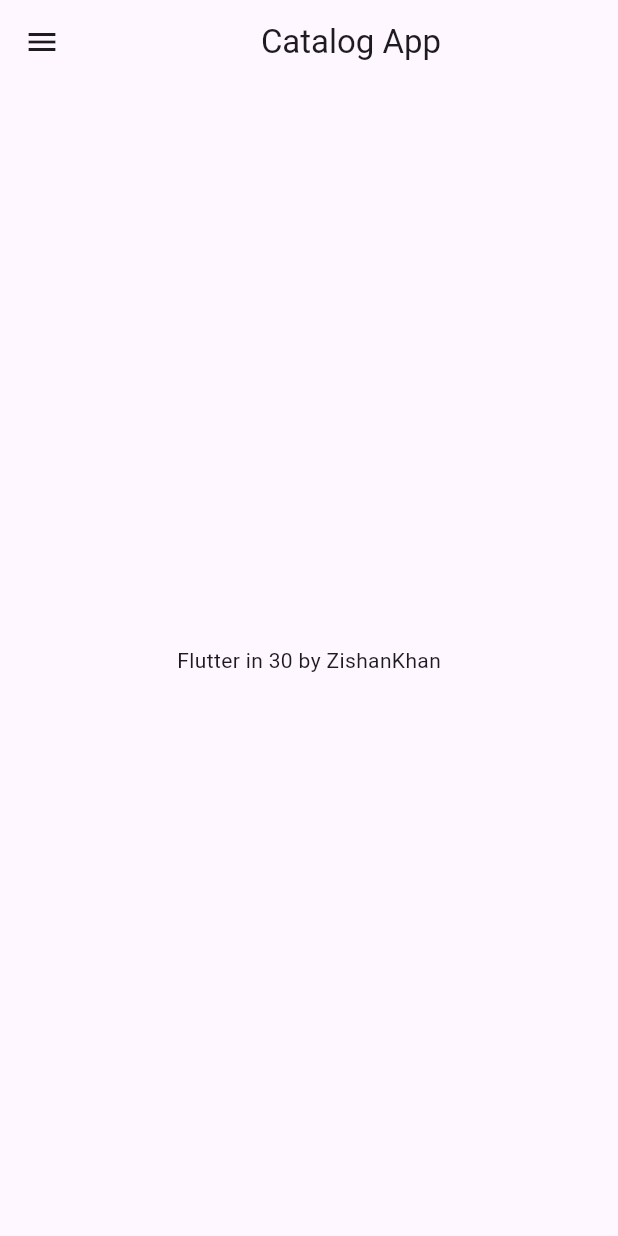
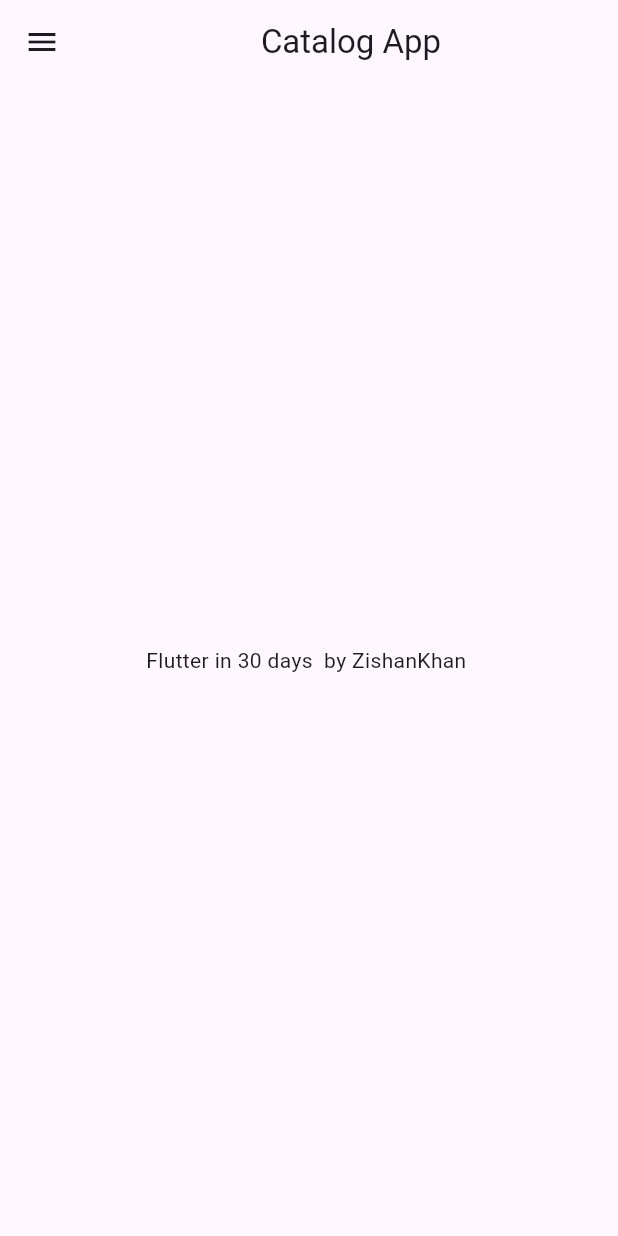
Before and after one commit to ZishanKhan0108/30DaysFlutter, a Flutter app: the screen it shows after launch, on a phone screen of 412 x 824 dp. Run offline on Flutter 3.47's test engine with Material 3 defaults, Android fonts, the phone set to English and light mode, and no system bars.

Commit message:
day2 completed

```diff
--- a/lib/home_page.dart
+++ b/lib/home_page.dart
@@ -2,8 +2,8 @@ import 'package:flutter/material.dart';
 
 class HomePage extends StatelessWidget {
   const HomePage({super.key});
-  final int days= 30;
-  final String name= "ZishanKhan";
+  final int days = 30;
+  final String name = "ZishanKhan";
 
   @override
   Widget build(BuildContext context) {
@@ -13,7 +13,7 @@ class HomePage extends StatelessWidget {
       ),
       body: Center(
         child: Container(
-          child: Text("Flutter in $days by $name"),
+          child: Text("Flutter in $days days  by $name "),
         ),
       ),
       drawer: Drawer(),
--- a/lib/main.dart
+++ b/lib/main.dart
@@ -1,7 +1,7 @@
 import 'package:flutter/material.dart';
 import 'package:flutter_catalog/home_page.dart';
 
-void main(){
+void  main(){
   runApp(MyApp());
 }
 
@@ -11,7 +11,7 @@ class MyApp extends StatelessWidget {
   @override
   Widget build(BuildContext context) {
     return MaterialApp(
-      home: HomePage() ,
+      home: HomePage(),
     );
   }
 }
```
